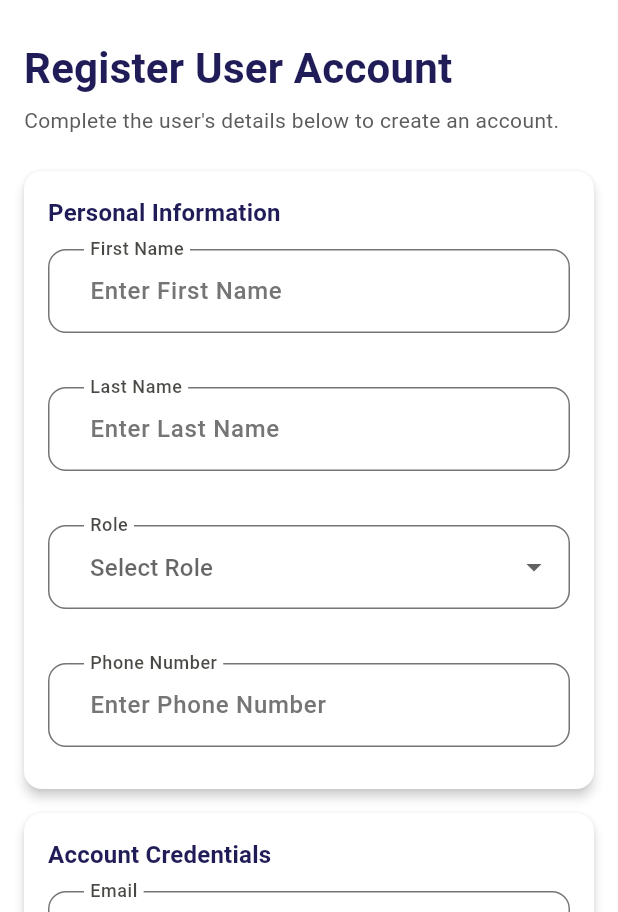
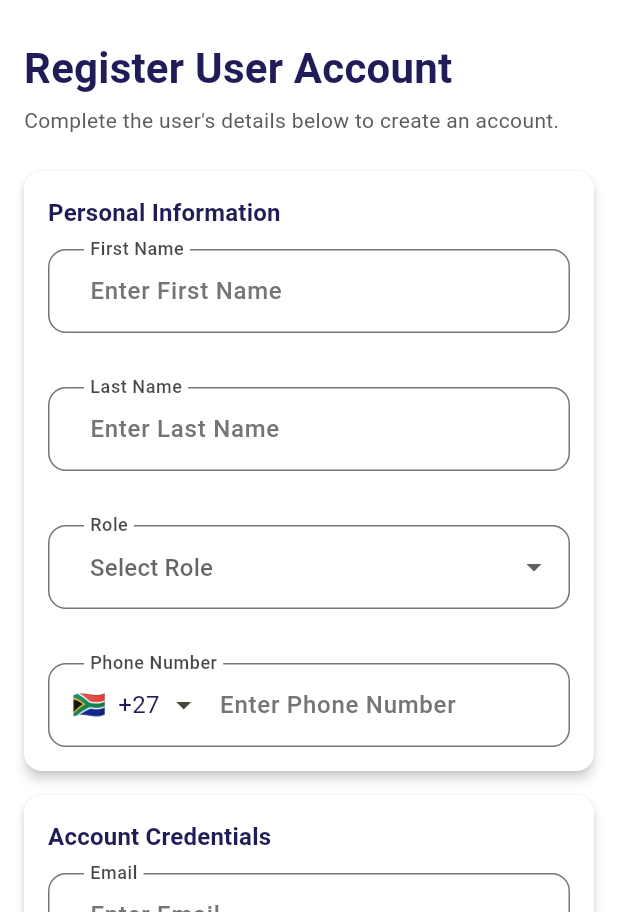
Before and after one commit to munashethedeveloper/kenwell_health_app, a Flutter app: the CreateUserSection widget shown alone on an empty page, opened directly, on a phone screen of 412 x 824 dp, the part 324-1236 px from its top. Run offline on Flutter 3.47's test engine with Material 3 defaults, Android fonts, the phone set to English and light mode, and no system bars; drawn by our look-alikes of intl_phone_field; our stand-ins replace cloud_firestore, drift, dropdown_search, firebase_auth, firebase_core, flutter_slidable and 7 more; accounts and stored records are empty; generated files the repository leaves out were written again.

Commit message:
Apply international phone field to user management create user section
Co-authored-by: munashethedeveloper <242888039+munashethedeveloper@users.noreply.github.com>

```diff
--- a/lib/ui/features/user_management/widgets/sections/create_user_section.dart
+++ b/lib/ui/features/user_management/widgets/sections/create_user_section.dart
@@ -6,6 +6,7 @@ import '../../../../../utils/validators.dart';
 import '../../../../shared/ui/buttons/custom_primary_button.dart';
 import '../../../../shared/ui/form/custom_dropdown_field.dart';
 import '../../../../shared/ui/form/custom_text_field.dart';
+import '../../../../shared/ui/form/international_phone_field.dart';
 import '../../../../shared/ui/form/kenwell_form_card.dart';
 import '../../../../shared/ui/form/kenwell_section_header.dart';
 import '../../../../shared/ui/logo/app_logo.dart';
@@ -183,14 +184,11 @@ class _CreateUserSectionState extends State<CreateUserSection> {
                               setState(() => _selectedRole = value),
                         ),
                         const SizedBox(height: 24),
-                        KenwellTextField(
+                        InternationalPhoneField(
                           label: "Phone Number",
                           controller: _phoneController,
-                          keyboardType: TextInputType.phone,
-                          inputFormatters: [
-                            AppTextInputFormatters.saPhoneNumberFormatter()
-                          ],
-                          validator: Validators.validateSouthAfricanPhoneNumber,
+                          padding: EdgeInsets.zero,
+                          validator: Validators.validateInternationalPhoneNumber,
                         ),
                       ],
                     ),
```
